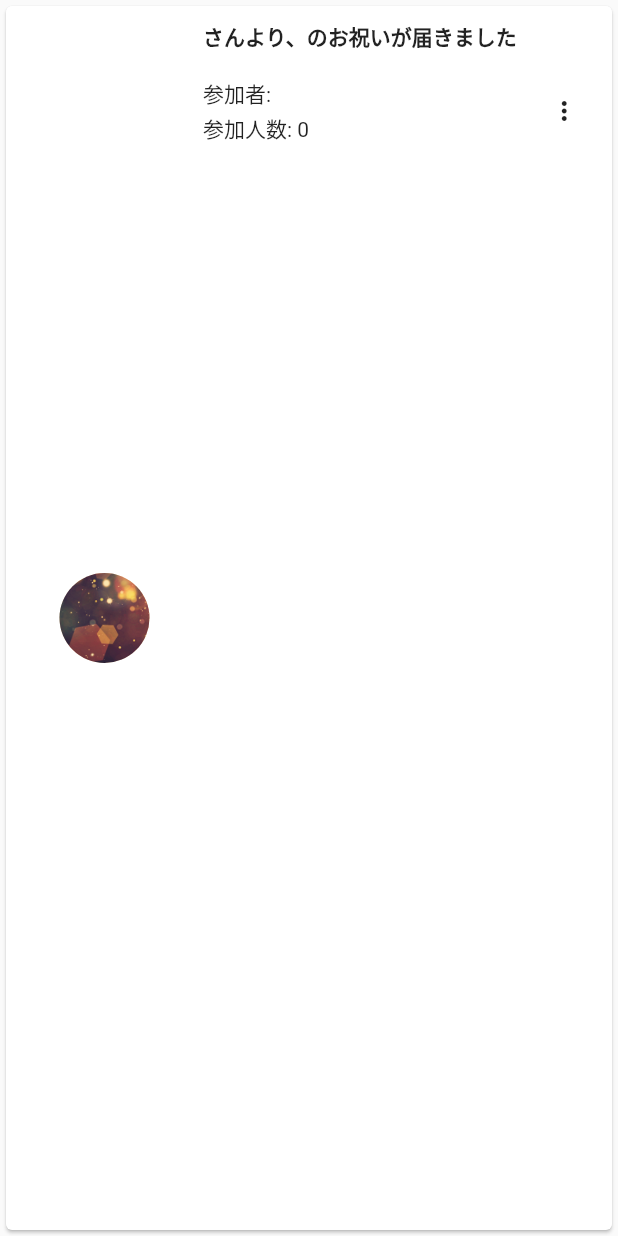
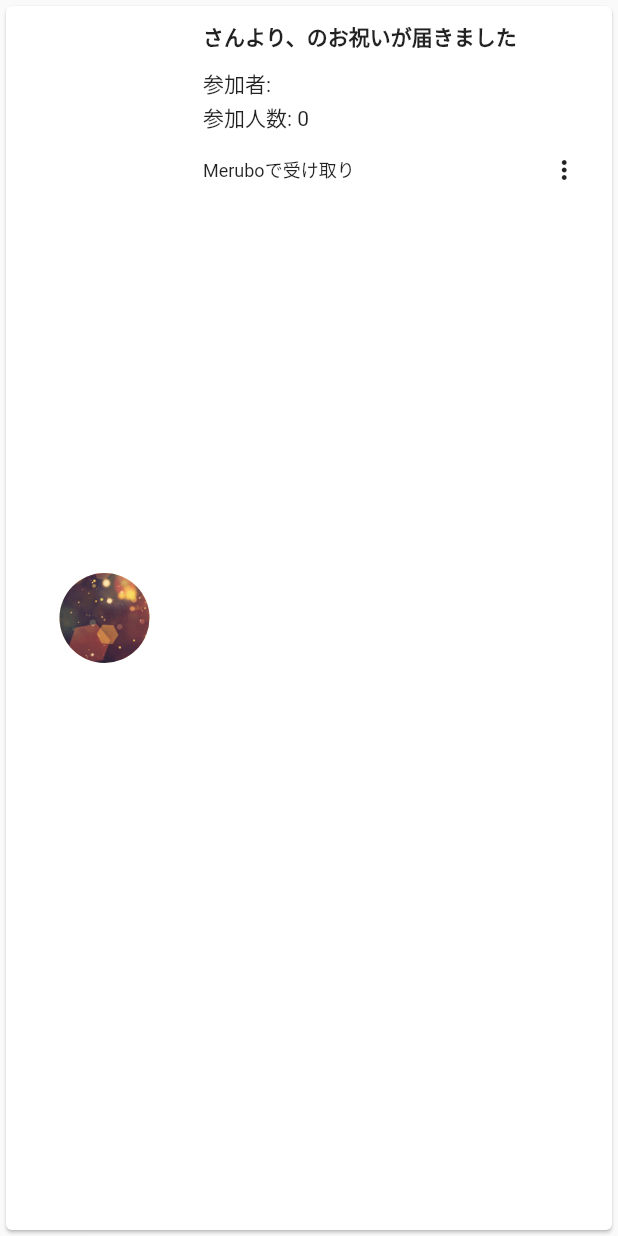
Before and after one commit to shokiogawa/merubo, a Flutter app: the MeruboMessageBordCard widget shown alone on an empty page, opened directly with empty values, on a phone screen of 412 x 824 dp. Run offline on Flutter 3.47's test engine with Material 2 defaults, Android fonts, the phone set to English and light mode, and no system bars; our stand-ins replace cloud_firestore, firebase_auth, firebase_core, firebase_storage, flutter_login, flutter_riverpod and 6 more; accounts and stored records are empty; generated files the repository leaves out were written again.

Commit message:
タイムラインのUIを修正

```diff
--- a/lib/screen/top_screen/widget/merubo_message_bord_card.dart
+++ b/lib/screen/top_screen/widget/merubo_message_bord_card.dart
@@ -46,12 +46,8 @@ class MeruboMessageBordCard extends StatelessWidget {
                     overflow: TextOverflow.clip,
                     style: const TextStyle(fontWeight: FontWeight.bold),
                   ),
-                  const SizedBox(height: 15),
-                  Row(
-                    children: [
-                      Expanded(
-                        flex: 5,
-                        child: Column(
+                  const SizedBox(height: 10),
+                  Column(
                     crossAxisAlignment: CrossAxisAlignment.start,
                     children: [
                       Row(children: [
@@ -66,13 +62,20 @@ class MeruboMessageBordCard extends StatelessWidget {
                       Text('参加人数: $messageCount')
                     ],
                   ),
+                  Row(
+                    children: [
+                      const Expanded(
+                          flex: 5,
+                          child: Text(
+                            'Meruboで受け取り',
+                            maxLines: 2,
+                            overflow: TextOverflow.ellipsis,
+                            style: TextStyle(fontSize: 12),
+                          )),
+                      Expanded(
+                          flex: 1, child: MessageBordMenuButton(messageBord: data.messageBord))
+                    ],
                   ),
-                      Expanded(
-                        flex: 1,
-                        child: MessageBordMenuButton(messageBord: data.messageBord),
-                      )
-                    ],
-                  )
                 ],
               ),
             ),
--- a/lib/screen/top_screen/widget/online_message_bord_card.dart
+++ b/lib/screen/top_screen/widget/online_message_bord_card.dart
@@ -51,15 +51,15 @@ class OnlineMessageBordCard extends ConsumerWidget {
                         overflow: TextOverflow.ellipsis,
                         style: const TextStyle(fontWeight: FontWeight.bold),
                       ),
-                      const SizedBox(height: 15),
                       Row(
                         children: [
-                          Expanded(
+                          const Expanded(
                               flex: 5,
                               child: Text(
-                                '$hpTitle',
+                                'オンラインで受け取り',
                                 maxLines: 2,
                                 overflow: TextOverflow.ellipsis,
+                                style: TextStyle(fontSize: 12),
                               )),
                           Expanded(
                               flex: 1, child: MessageBordMenuButton(messageBord: messageBord,))
--- a/lib/screen/top_screen/widget/paper_message_bord_card.dart
+++ b/lib/screen/top_screen/widget/paper_message_bord_card.dart
@@ -52,9 +52,10 @@ class PaperMessageBordCard extends StatelessWidget {
                         const Expanded(
                             flex: 5,
                             child: Text(
-                              "紙の寄せ書き",
+                              "色紙で受け取り",
                               maxLines: 2,
                               overflow: TextOverflow.ellipsis,
+                              style: TextStyle(fontSize: 12),
                             )),
                         Expanded(
                             flex: 1,
```
Lines whose indentation alone changed are shown as unchanged.
